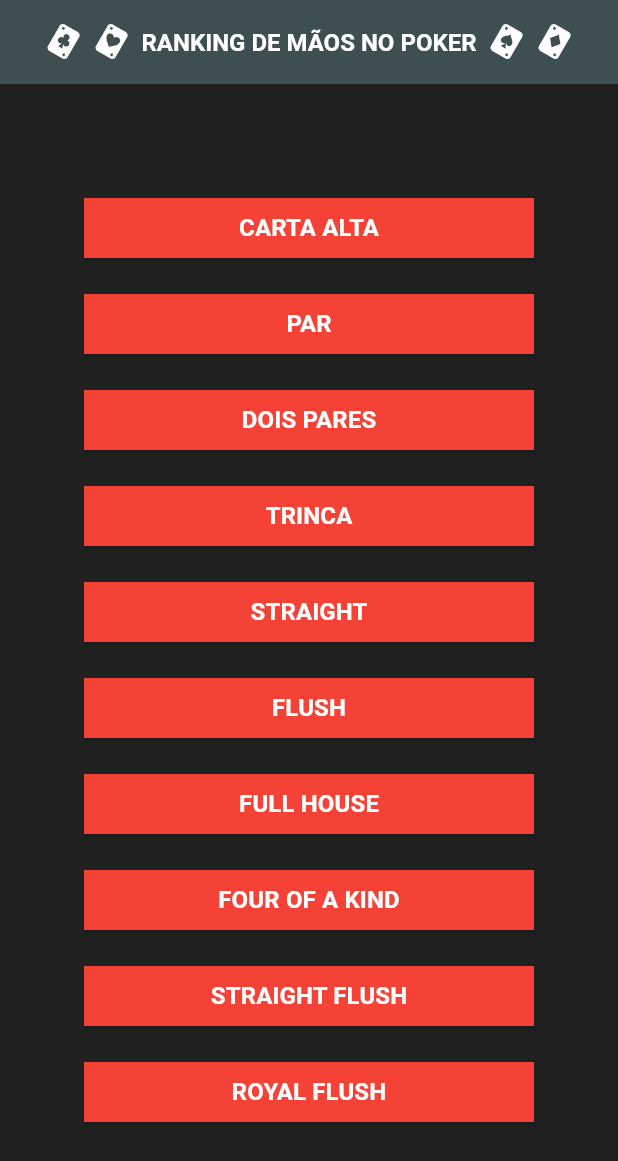
After one commit to leomoraesitu/meuappflutter, a Flutter app: the screen it shows after launch, on a phone screen of 412 x 824 dp. The commit adds this screen. Shown: the top 1161 px of the screen. Run offline on Flutter 3.47's test engine with Material 3 defaults, Android fonts, the phone set to English and light mode, and no system bars; Roboto replaces fonts that are missing (Arial).

Commit message:
Code Fix

```diff
--- /dev/null
+++ b/lib/screens/home_screen.dart
@@ -0,0 +1,58 @@
+import 'package:flutter/material.dart';
+import 'package:meuappflutter/ui/my_flutter_app_icons.dart';
+import 'package:meuappflutter/widgets/game_button_widget.dart';
+
+class HomeScreen extends StatelessWidget {
+  const HomeScreen({super.key});
+
+  @override
+  Widget build(BuildContext context) {
+    return Scaffold(
+      appBar: AppBar(
+        backgroundColor:
+            Theme.of(context).colorScheme.secondary.withOpacity(0.7),
+        title: const Align(
+          alignment: Alignment.center,
+          child: Row(
+            mainAxisSize: MainAxisSize.min,
+            children: <Widget>[
+              Icon(MyFlutterApp.clovers_card, color: Colors.white),
+              SizedBox(width: 8),
+              Icon(MyFlutterApp.hearts_card, color: Colors.white),
+              SizedBox(width: 8),
+              Text(
+                "RANKING DE MÃOS NO POKER",
+                style: TextStyle(
+                    color: Colors.white,
+                    fontFamily: 'Arial',
+                    fontWeight: FontWeight.bold,
+                    fontSize: 16),
+              ),
+              SizedBox(width: 8),
+              Icon(MyFlutterApp.spades_card, color: Colors.white),
+              SizedBox(width: 8),
+              Icon(MyFlutterApp.diamonds_card, color: Colors.white),
+            ],
+          ),
+        ),
+      ),
+      body: const Center(
+        child: Column(
+          mainAxisAlignment: MainAxisAlignment.center,
+          children: <Widget>[
+            GameButtonWidget(label: 'CARTA ALTA'),
+            GameButtonWidget(label: 'PAR'),
+            GameButtonWidget(label: 'DOIS PARES'),
+            GameButtonWidget(label: 'TRINCA'),
+            GameButtonWidget(label: 'STRAIGHT'),
+            GameButtonWidget(label: 'FLUSH'),
+            GameButtonWidget(label: 'FULL HOUSE'),
+            GameButtonWidget(label: 'FOUR OF A KIND'),
+            GameButtonWidget(label: 'STRAIGHT FLUSH'),
+            GameButtonWidget(label: 'ROYAL FLUSH'),
+          ],
+        ),
+      ),
+    );
+  }
+}
--- /dev/null
+++ b/lib/ui/app_colors.dart
@@ -0,0 +1,7 @@
+import 'package:flutter/material.dart';
+
+class AppColors {
+  static const primaryColor = Color.fromARGB(255, 75, 75, 75);
+
+  static final backGroundColor = Colors.grey.shade900;
+}
--- /dev/null
+++ b/lib/ui/app_theme.dart
@@ -0,0 +1,10 @@
+import 'package:flutter/material.dart';
+import 'package:meuappflutter/ui/app_colors.dart';
+
+class AppTheme {
+  static final theme = ThemeData(
+    colorScheme: ColorScheme.fromSeed(seedColor: AppColors.primaryColor),
+    scaffoldBackgroundColor: AppColors.backGroundColor,
+    useMaterial3: true,
+  );
+}
--- a/lib/my_flutter_app_icons.dart
+++ b/lib/ui/my_flutter_app_icons.dart
@@ -17,6 +17,8 @@
 ///         License:   SIL (http://scripts.sil.org/OFL)
 ///         Homepage:  http://nagoshiashumari.github.io/Rpg-Awesome/
 ///
+// ignore_for_file: constant_identifier_names, dangling_library_doc_comments
+
 import 'package:flutter/widgets.dart';
 
 class MyFlutterApp {
--- /dev/null
+++ b/lib/widgets/game_button_widget.dart
@@ -0,0 +1,33 @@
+import 'package:flutter/material.dart';
+
+class GameButtonWidget extends StatelessWidget {
+  final String label;
+  const GameButtonWidget({super.key, required this.label});
+
+  @override
+  Widget build(BuildContext context) {
+    return Container(
+      width: 300.0,
+      margin: const EdgeInsets.symmetric(
+        vertical: 8.0,
+      ),
+      child: ElevatedButton(
+        onPressed: () {},
+        style: ElevatedButton.styleFrom(
+          backgroundColor: Colors.red,
+          shape: const RoundedRectangleBorder(
+            borderRadius: BorderRadius.zero,
+          ),
+        ),
+        child: Text(
+          label,
+          style: const TextStyle(
+            color: Colors.white,
+            fontWeight: FontWeight.bold,
+            fontSize: 16,
+          ),
+        ),
+      ),
+    );
+  }
+}
```
Also changed, not shown: lib/main.dart (+5 -96 lines).
